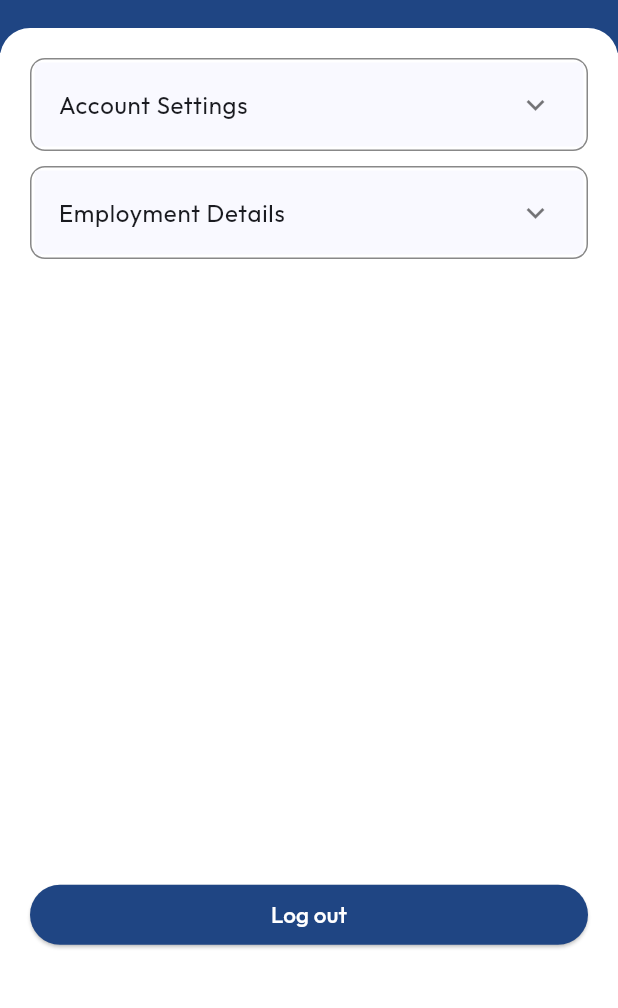
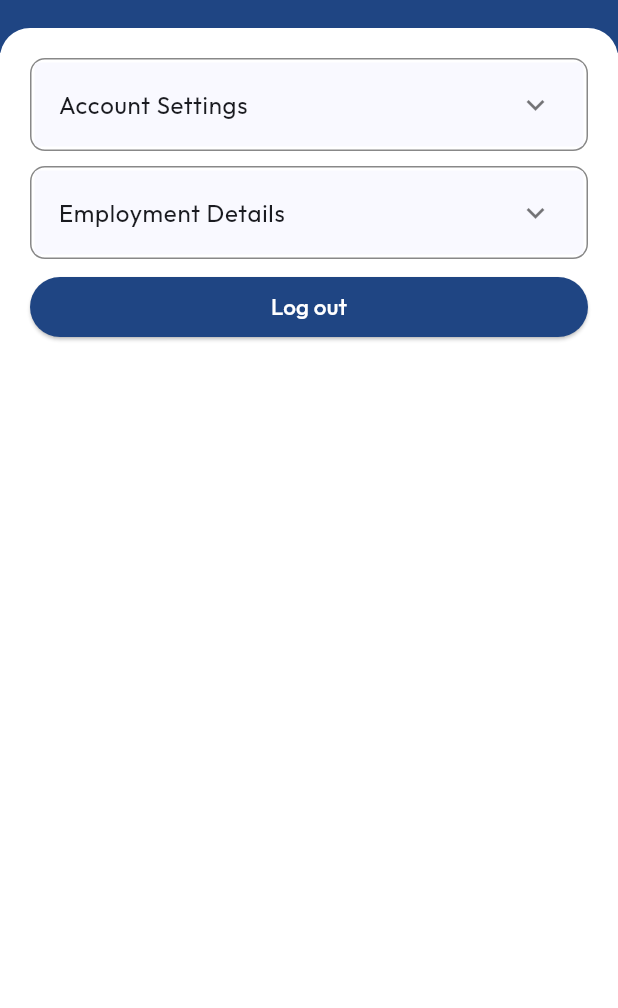
Before and after one commit to NekoIchigo/ems_v4, a Flutter app: the Profile screen opened by its route, on a phone screen of 412 x 824 dp, the part 145-1153 px from its top. Run offline on Flutter 3.47's test engine with Material 3 defaults, Android fonts, the phone set to English and light mode, and no system bars; our stand-ins replace calendar_date_picker2, convex_bottom_bar, get, google_fonts, loading_animation_widget, lottie and 2 more; missing offline and left inert: flutter_device_type; accounts and stored records are empty; network calls fail; statements that could not run were skipped; project files that could hold a hidden picture were left out.

Commit message:
fix ui profile page

```diff
--- a/lib/views/layout/private/profile/profile_container.dart
+++ b/lib/views/layout/private/profile/profile_container.dart
@@ -22,22 +22,15 @@ class _ProfileContainerState extends State<ProfileContainer> {
       physics: const BouncingScrollPhysics(),
       child: Padding(
         padding: const EdgeInsets.all(20.0),
-        child: SizedBox(
-          height: Get.height * .78,
-          width: Get.width,
         child: Column(
           children: [
             SizedBox(
-                height: Get.height * .63,
+              height: Get.height * .75,
               child: ListView(
-                  children: const [
-                    EditProfile(),
-                    SizedBox(height: 10),
-                    EmployeeDetails(),
-                  ],
-                ),
-              ),
-              const SizedBox(height: 20),
+                children: [
+                  const EditProfile(),
+                  const SizedBox(height: 10),
+                  const EmployeeDetails(),
                   RoundedCustomButton(
                     onPressed: () {
                       if (authService.isLoading.isFalse) {
@@ -51,6 +44,8 @@ class _ProfileContainerState extends State<ProfileContainer> {
                 ],
               ),
             ),
+          ],
+        ),
       ),
     );
   }
--- a/lib/views/layout/private/profile/widgets/edit_profile.dart
+++ b/lib/views/layout/private/profile/widgets/edit_profile.dart
@@ -1,4 +1,5 @@
 import 'package:ems_v4/global/constants.dart';
+import 'package:ems_v4/views/widgets/buttons/rounded_custom_button.dart';
 import 'package:ems_v4/views/widgets/inputs/input.dart';
 import 'package:flutter/material.dart';
 import 'package:get/get.dart';
@@ -152,6 +153,15 @@ class _EditProfileState extends State<EditProfile>
                         ],
                       ),
                     ),
+                    Center(
+                      child: RoundedCustomButton(
+                        onPressed: () {},
+                        label: 'Update',
+                        radius: 5,
+                        size: Size(Get.width * .4, 30),
+                        bgColor: bgPrimaryBlue,
+                      ),
+                    ),
                   ],
                 ),
               ),
```
Lines whose indentation alone changed are shown as unchanged.
